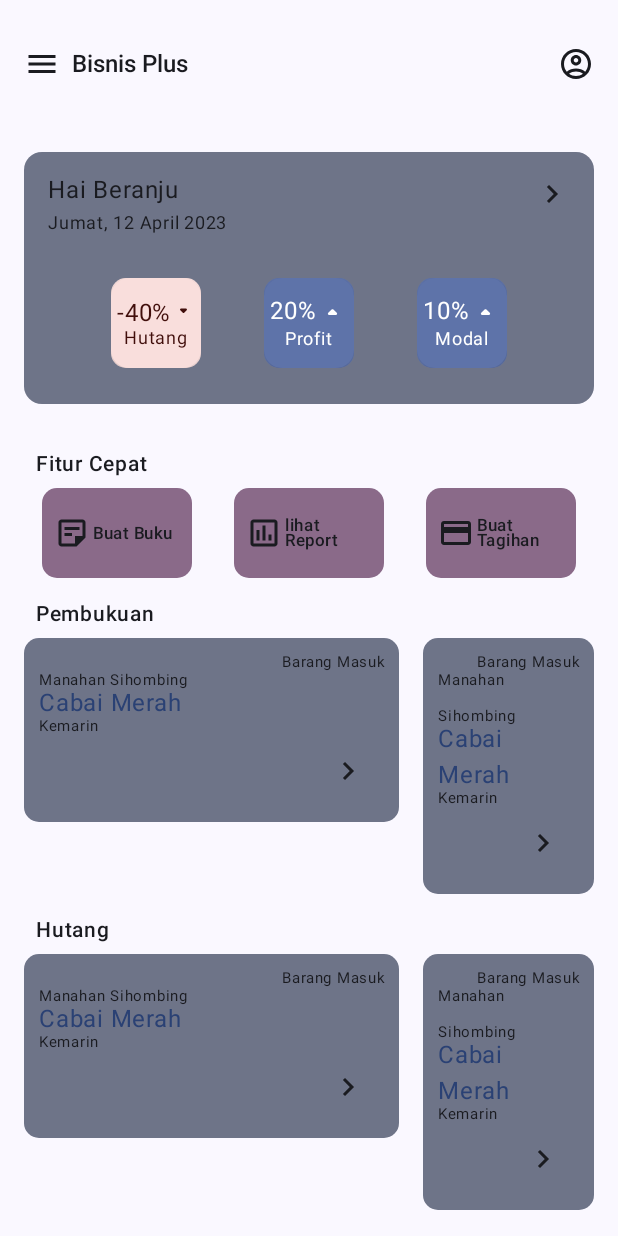
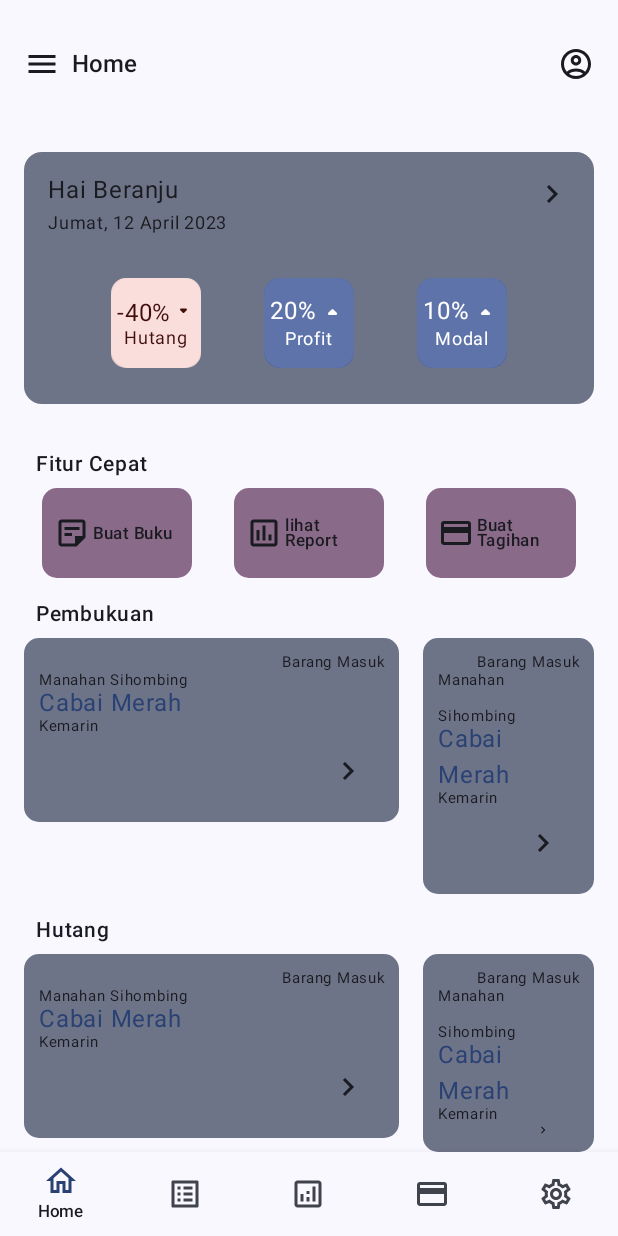
Before and after one commit to beranju/BisnisPlus, an Android app built with Jetpack Compose: the HomeScreen screen opened through its navigation route, on a phone screen of 412 x 824 dp. Run offline under Robolectric (Android 15) with nearby library versions, the phone set to English and light mode, and no system bars.

Commit message:
create BottomBar

```diff
--- a/app/build.gradle
+++ b/app/build.gradle
@@ -78,6 +78,7 @@ dependencies {
 
     // ** navigation compose
     implementation "androidx.navigation:navigation-compose:2.5.3"
+    implementation("androidx.compose.material:material:1.3.1")
 
     // ** firebase
     implementation platform('com.google.firebase:firebase-bom:31.5.0')
--- /dev/null
+++ b/app/src/main/java/com/beran/bisnisplus/BisnisPlusApp.kt
@@ -0,0 +1,84 @@
+package com.beran.bisnisplus
+
+import androidx.compose.foundation.layout.padding
+import androidx.compose.material3.Scaffold
+import androidx.compose.runtime.Composable
+import androidx.compose.runtime.getValue
+import androidx.compose.ui.Modifier
+import androidx.navigation.NavHostController
+import androidx.navigation.compose.NavHost
+import androidx.navigation.compose.composable
+import androidx.navigation.compose.currentBackStackEntryAsState
+import com.beran.bisnisplus.ui.component.BottomBar
+import com.beran.bisnisplus.ui.component.CustomAppBar
+import com.beran.bisnisplus.ui.navigation.Screen
+import com.beran.bisnisplus.ui.screen.HomeScreen
+import com.beran.bisnisplus.ui.screen.OnBoardingScreen
+import com.beran.bisnisplus.ui.screen.PembukuanScreen
+import com.beran.bisnisplus.ui.screen.SplashScreen
+import com.beran.bisnisplus.ui.screen.auth.LogInScreen
+import com.beran.bisnisplus.ui.screen.auth.SetPhotoScreen
+import com.beran.bisnisplus.ui.screen.auth.SignDataBisnis
+import com.beran.bisnisplus.ui.screen.auth.SignUpScreen
+
+@Composable
+fun BisnisPlusApp(navController: NavHostController, modifier: Modifier = Modifier) {
+    val backStackEntry by navController.currentBackStackEntryAsState()
+    val currentDestination = backStackEntry?.destination?.route
+
+    Scaffold(
+        topBar = {
+            when (currentDestination) {
+                Screen.Home.route -> CustomAppBar(titleAppBar = "Home", true)
+                Screen.Pembukuan.route -> CustomAppBar(titleAppBar = "Pembukuan", true)
+                Screen.Statistik.route -> CustomAppBar(titleAppBar = "Statistik", true)
+                Screen.Pembayaran.route -> CustomAppBar(titleAppBar = "Pembayaran", true)
+                Screen.Setting.route -> CustomAppBar(titleAppBar = "Setting", true)
+            }
+        },
+        bottomBar = {
+            if (currentDestination == Screen.Home.route || currentDestination == Screen.Pembukuan.route || currentDestination == Screen.Statistik.route || currentDestination == Screen.Pembayaran.route || currentDestination == Screen.Setting.route) {
+                BottomBar(navController = navController)
+            }
+        }, modifier = modifier
+    ) { innerPadding ->
+        NavHost(
+            navController = navController,
+            startDestination = Screen.Splash.route,
+            modifier = Modifier.padding(innerPadding)
+        ) {
+            composable(route = Screen.Splash.route) {
+                SplashScreen(navController)
+            }
+            composable(route = Screen.Home.route) {
+                HomeScreen()
+            }
+            composable(route = Screen.OnBoard.route) {
+                OnBoardingScreen(navController = navController)
+            }
+            composable(route = Screen.SignUp.route) {
+                SignUpScreen(navigateToSignDataBisnis = {
+                    navController.navigate(Screen.SignDataBisnis.route)
+                })
+            }
+            composable(route = Screen.SignDataBisnis.route) {
+                SignDataBisnis(onNavigateToSetPhoto = {
+                    navController.navigate(Screen.SetPhoto.route)
+                })
+            }
+            composable(route = Screen.SetPhoto.route) {
+                SetPhotoScreen(onNavigateToSignIn = {
+                    navController.navigate(Screen.SignIn.route)
+                })
+            }
+            composable(route = Screen.SignIn.route) {
+                LogInScreen {
+                    navController.navigate(Screen.Home.route)
+                }
+            }
+            composable(route = Screen.Pembukuan.route) {
+                PembukuanScreen()
+            }
+        }
+    }
+}
--- a/app/src/main/java/com/beran/bisnisplus/MainActivity.kt
+++ b/app/src/main/java/com/beran/bisnisplus/MainActivity.kt
@@ -6,15 +6,8 @@ import androidx.activity.compose.setContent
 import androidx.compose.foundation.layout.fillMaxSize
 import androidx.compose.material3.MaterialTheme
 import androidx.compose.material3.Surface
-import androidx.compose.material3.Text
-import androidx.compose.runtime.Composable
 import androidx.compose.ui.Modifier
-import androidx.compose.ui.tooling.preview.Preview
-import androidx.core.splashscreen.SplashScreen.Companion.installSplashScreen
 import androidx.navigation.compose.rememberNavController
-import com.beran.bisnisplus.ui.SetupNavGraph
-import com.beran.bisnisplus.ui.screen.HomeScreen
-import com.beran.bisnisplus.ui.screen.SplashScreen
 import com.beran.bisnisplus.ui.theme.BisnisPlusTheme
 
 class MainActivity : ComponentActivity() {
@@ -28,7 +21,7 @@ class MainActivity : ComponentActivity() {
                     color = MaterialTheme.colorScheme.background
                 ) {
                     val navController = rememberNavController()
-                    SetupNavGraph(navController = navController)
+                    BisnisPlusApp(navController = navController)
                 }
             }
         }
--- /dev/null
+++ b/app/src/main/java/com/beran/bisnisplus/ui/component/BottomBar.kt
@@ -0,0 +1,76 @@
+package com.beran.bisnisplus.ui.component
+
+import androidx.compose.material.BottomNavigation
+import androidx.compose.material.BottomNavigationItem
+import androidx.compose.material.Icon
+import androidx.compose.material.icons.Icons
+import androidx.compose.material.icons.outlined.Analytics
+import androidx.compose.material.icons.outlined.CreditCard
+import androidx.compose.material.icons.outlined.Home
+import androidx.compose.material.icons.outlined.ListAlt
+import androidx.compose.material.icons.outlined.Settings
+import androidx.compose.material3.MaterialTheme
+import androidx.compose.material3.Text
+import androidx.compose.runtime.Composable
+import androidx.compose.runtime.getValue
+import androidx.compose.ui.Modifier
+import androidx.navigation.NavGraph.Companion.findStartDestination
+import androidx.navigation.NavHostController
+import androidx.navigation.compose.currentBackStackEntryAsState
+import com.beran.bisnisplus.ui.navigation.NavigationItem
+import com.beran.bisnisplus.ui.navigation.Screen
+
+@Composable
+fun BottomBar(navController: NavHostController, modifier: Modifier = Modifier) {
+    val navigationItem = listOf(
+        NavigationItem(title = "Home", icon = Icons.Outlined.Home, screen = Screen.Home),
+        NavigationItem(
+            title = "Buku",
+            icon = Icons.Outlined.ListAlt,
+            screen = Screen.Pembukuan
+        ),
+        NavigationItem(
+            title = "Statistik",
+            icon = Icons.Outlined.Analytics,
+            screen = Screen.Statistik
+        ),
+        NavigationItem(
+            title = "Tagihan",
+            icon = Icons.Outlined.CreditCard,
+            screen = Screen.Pembayaran
+        ),
+        NavigationItem(title = "Setting", icon = Icons.Outlined.Settings, screen = Screen.Setting),
+    )
+    val navBackStackEntry by navController.currentBackStackEntryAsState()
+    val currentDestination = navBackStackEntry?.destination?.route
+
+    BottomNavigation(
+        backgroundColor = MaterialTheme.colorScheme.background,
+        modifier = modifier
+    ) {
+        navigationItem.map { screen ->
+            BottomNavigationItem(
+                selected = currentDestination == screen.screen.route,
+                label = { Text(text = screen.title, style = MaterialTheme.typography.labelSmall) },
+                alwaysShowLabel = currentDestination == screen.screen.route,
+                selectedContentColor = MaterialTheme.colorScheme.primary,
+                unselectedContentColor = MaterialTheme.colorScheme.onSurfaceVariant,
+                icon = {
+                    Icon(
+                        imageVector = screen.icon,
+                        contentDescription = null
+                    )
+                },
+                onClick = {
+                    navController.navigate(screen.screen.route) {
+                        popUpTo(navController.graph.findStartDestination().id) {
+                            saveState = true
+                        }
+                        launchSingleTop = true
+                        restoreState = true
+                    }
+                },
+            )
+        }
+    }
+}
--- /dev/null
+++ b/app/src/main/java/com/beran/bisnisplus/ui/navigation/NavigationItem.kt
@@ -0,0 +1,9 @@
+package com.beran.bisnisplus.ui.navigation
+
+import androidx.compose.ui.graphics.vector.ImageVector
+
+data class NavigationItem(
+    val title: String,
+    val icon: ImageVector,
+    val screen: Screen
+)
--- a/app/src/main/java/com/beran/bisnisplus/ui/navigation/Screen.kt
+++ b/app/src/main/java/com/beran/bisnisplus/ui/navigation/Screen.kt
@@ -1,12 +1,16 @@
 package com.beran.bisnisplus.ui.navigation
 
-sealed class Screen(val route: String){
-    object Home: Screen("home")
-    object Splash: Screen("splash")
-    object OnBoard: Screen("onBoard")
-    object SignUp: Screen("signUp")
-    object SignDataBisnis: Screen("signDataBisnis")
-    object SetPhoto: Screen("setPhoto")
-    object SignIn: Screen("signIn")
-    object Pembukuan: Screen("Pembukuan")
+sealed class Screen(val route: String) {
+    object Splash : Screen("splash")
+    object OnBoard : Screen("onBoard")
+    object SignUp : Screen("signUp")
+    object SignDataBisnis : Screen("signDataBisnis")
+    object SetPhoto : Screen("setPhoto")
+    object SignIn : Screen("signIn")
+    object Home : Screen(route = "home")
+    object Pembukuan : Screen(route = "pembukuan")
+    object Statistik : Screen("statistik")
+    object Pembayaran : Screen("pembayaran")
+    object Setting : Screen("setting")
+
 }
--- a/app/src/main/java/com/beran/bisnisplus/ui/navigation/SetupNavGraph.kt
+++ /dev/null
@@ -1,57 +0,0 @@
-package com.beran.bisnisplus.ui
-
-import androidx.compose.runtime.Composable
-import androidx.navigation.NavHostController
-import androidx.navigation.compose.NavHost
-import androidx.navigation.compose.composable
-import com.beran.bisnisplus.ui.navigation.Screen
-import com.beran.bisnisplus.ui.screen.HomeScreen
-import com.beran.bisnisplus.ui.screen.OnBoardingScreen
-import com.beran.bisnisplus.ui.screen.SplashScreen
-import com.beran.bisnisplus.ui.screen.auth.LogInScreen
-import com.beran.bisnisplus.ui.screen.auth.SetPhotoScreen
-import com.beran.bisnisplus.ui.screen.auth.SignDataBisnis
-import com.beran.bisnisplus.ui.screen.auth.SignUpScreen
-
-@Composable
-fun SetupNavGraph(navController: NavHostController) {
-    NavHost(navController = navController, startDestination = Screen.Splash.route) {
-        composable(route = Screen.Splash.route) {
-            SplashScreen(navController)
-        }
-        composable(route = Screen.Home.route) {
-            HomeScreen()
-        }
-        composable(route = Screen.OnBoard.route) {
-            OnBoardingScreen(navController = navController)
-        }
-        composable(route = Screen.SignUp.route) {
-            SignUpScreen(
-                navigateToSignDataBisnis = {
-                    navController.navigate(Screen.SignDataBisnis.route)
-                }
-            )
-        }
-        composable(route = Screen.SignDataBisnis.route) {
-            SignDataBisnis(
-                onNavigateToSetPhoto = {
-                    navController.navigate(Screen.SetPhoto.route)
-                }
-            )
-        }
-        composable(route = Screen.SetPhoto.route) {
-            SetPhotoScreen(
-                onNavigateToSignIn = {
-                    navController.navigate(Screen.SignIn.route)
-                }
-            )
-        }
-        composable(route = Screen.SignIn.route) {
-            LogInScreen {
-                navController.navigate(Screen.Home.route)
-            }
-        }
-
-    }
-
-}
--- a/app/src/main/java/com/beran/bisnisplus/ui/screen/HomeScreen.kt
+++ b/app/src/main/java/com/beran/bisnisplus/ui/screen/HomeScreen.kt
@@ -21,13 +21,13 @@ import androidx.compose.material.icons.outlined.StickyNote2
 import androidx.compose.material3.Card
 import androidx.compose.material3.Icon
 import androidx.compose.material3.MaterialTheme
-import androidx.compose.material3.Scaffold
 import androidx.compose.material3.Text
 import androidx.compose.runtime.Composable
 import androidx.compose.ui.Modifier
 import androidx.compose.ui.tooling.preview.Preview
 import androidx.compose.ui.unit.dp
-import com.beran.bisnisplus.ui.component.CustomAppBar
+import androidx.navigation.NavHostController
+import androidx.navigation.compose.rememberNavController
 import com.beran.bisnisplus.ui.component.FiturCepatCard
 import com.beran.bisnisplus.ui.component.PembukuanCard
 import com.beran.bisnisplus.ui.component.ProgressCard
@@ -37,13 +37,10 @@ import com.beran.bisnisplus.ui.theme.BisnisPlusTheme
 fun HomeScreen() {
     val scrollState = rememberScrollState()
 
-    Scaffold(topBar = {
-        CustomAppBar(titleAppBar = "Bisnis Plus", showTrailingIcon = true)
-    }) { innerPadding ->
     Column(
         modifier = Modifier
             .fillMaxSize()
-                .padding(innerPadding)
+            .scrollable(state = rememberScrollState(), orientation = Orientation.Vertical)
     ) {
         Card(
             modifier = Modifier
@@ -111,7 +108,8 @@ fun HomeScreen() {
                 .scrollable(
                     state = scrollState,
                     orientation = Orientation.Horizontal
-                    ).padding(horizontal = 16.dp)
+                )
+                .padding(horizontal = 16.dp)
         ) {
             PembukuanCard()
             Spacer(modifier = Modifier.width(16.dp))
@@ -131,14 +129,13 @@ fun HomeScreen() {
                 .scrollable(
                     state = scrollState,
                     orientation = Orientation.Horizontal
-                    ).padding(horizontal = 16.dp)
+                )
+                .padding(horizontal = 16.dp)
         ) {
             PembukuanCard()
             Spacer(modifier = Modifier.width(16.dp))
             PembukuanCard()
         }
-        }
-
     }
 }
 
--- a/app/src/main/java/com/beran/bisnisplus/ui/screen/PembukuanScreen.kt
+++ b/app/src/main/java/com/beran/bisnisplus/ui/screen/PembukuanScreen.kt
@@ -72,7 +72,6 @@ fun PembukuanScreen() {
                 .padding(horizontal = 16.dp)
         ) {
             Column {
-                CustomAppBar(titleAppBar = "Pembukuan")
                 OutlinedTextField(
                     value = selectedText,
                     onValueChange = { newValue -> selectedText = newValue },
```
Lines whose indentation alone changed are shown as unchanged.
